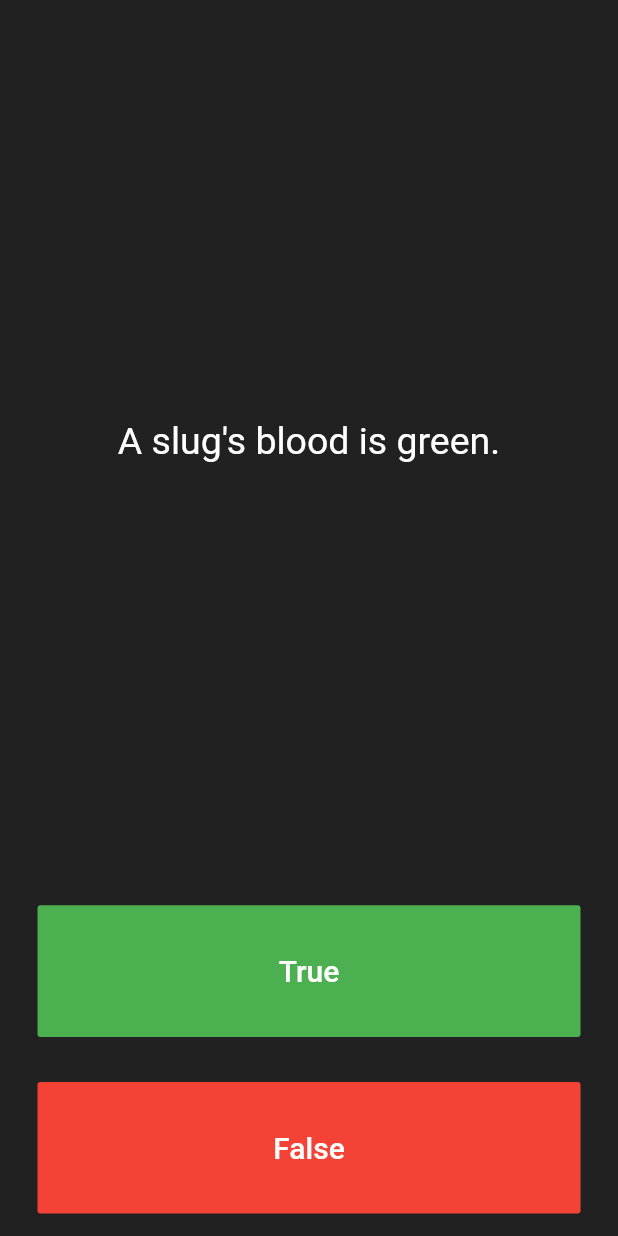
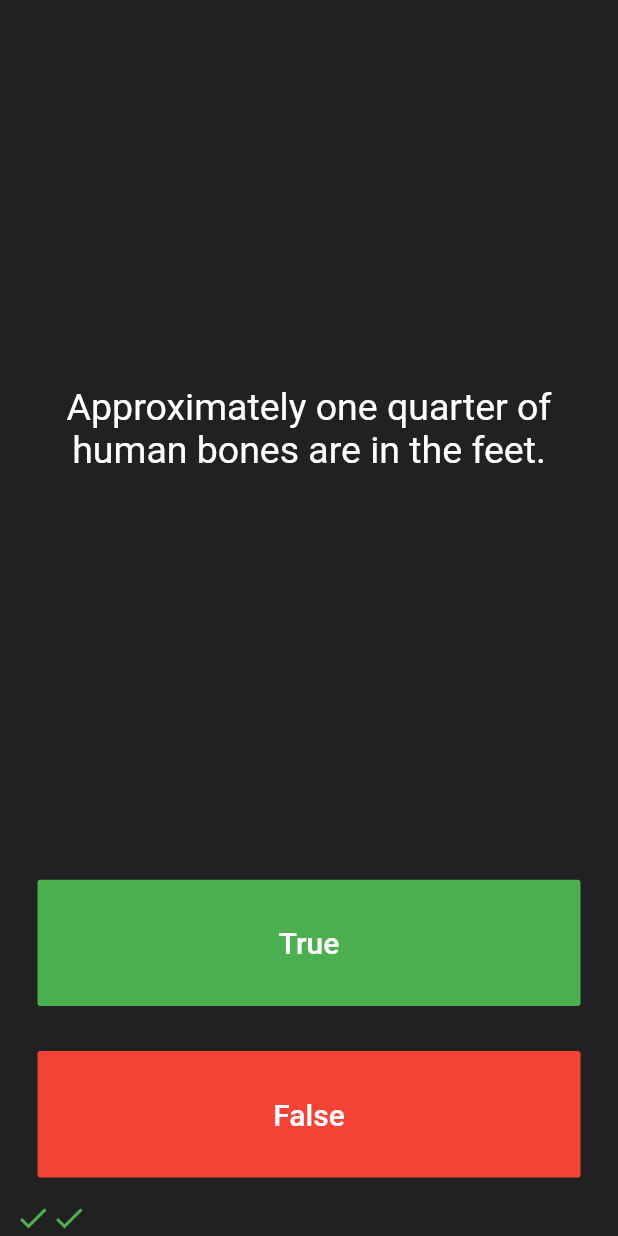
Before and after one commit to eltrujo/flutter_course, a Flutter app: the screen it shows after launch, after a tap on "True", after a tap on "False", on a phone screen of 412 x 824 dp. Run offline on Flutter 3.47's test engine with Material 2 defaults, Android fonts, the phone set to English and light mode, and no system bars; our stand-ins replace audioplayers, rflutter_alert.

Commit message:
Quizzler finished

```diff
--- a/quizzler/lib/main.dart
+++ b/quizzler/lib/main.dart
@@ -1,5 +1,6 @@
 import 'package:flutter/material.dart';
-import 'quizz_brain.dart';
+import 'package:rflutter_alert/rflutter_alert.dart';
+import 'quiz_brain.dart';
 
 QuizBrain quizBrain = QuizBrain();
 
@@ -28,8 +29,48 @@ class QuizPage extends StatefulWidget {
 }
 
 class _QuizPageState extends State<QuizPage> {
+  List<Icon> scoreKeeper = [];
 
-  List<Icon> scoreKeeper = [];
+  void checkAnswer(bool userPickedAnswer) {
+    bool correctAnswer = quizBrain.getCorrectAnswer();
+
+    setState(() {
+      if (quizBrain.isFinished()) {
+        // Show alert
+        Alert(
+          context: context,
+          type: AlertType.info,
+          title: "FINISHED!",
+          desc: "You've reached the end of the quiz.",
+          buttons: [
+            DialogButton(
+              child: Text(
+                "Restart Quiz",
+                style: TextStyle(color: Colors.white, fontSize: 20),
+              ),
+              onPressed: () => Navigator.pop(context),
+              width: 120,
+            )
+          ],
+        ).show();
+        quizBrain.reset();
+        scoreKeeper = [];
+      } else {
+        if (userPickedAnswer == correctAnswer) {
+          scoreKeeper.add(Icon(
+            Icons.check,
+            color: Colors.green,
+          ));
+        } else {
+          scoreKeeper.add(Icon(
+            Icons.close,
+            color: Colors.red,
+          ));
+        }
+        quizBrain.nextQuestion();
+      }
+    });
+  }
 
   @override
   Widget build(BuildContext context) {
@@ -67,18 +108,8 @@ class _QuizPageState extends State<QuizPage> {
                 ),
               ),
               onPressed: () {
-
-                bool correctAnswer = quizBrain.getCorrectAnswer();
-
-                if (correctAnswer == true){
-                  print('user got it right');
-                } else {
-                  print('user got it wrong');
-                }
-
-                setState(() {
-                  quizBrain.nextQuestion();
-                });
+                //The user picked true.
+                checkAnswer(true);
               },
             ),
           ),
@@ -96,30 +127,16 @@ class _QuizPageState extends State<QuizPage> {
                 ),
               ),
               onPressed: () {
-
-                bool correctAnswer = quizBrain.getCorrectAnswer();
-
-                if (correctAnswer == false){
-                  print('user got it right');
-                } else {
-                  print('user got it wrong');
-                }
-
-                setState(() {
-                  quizBrain.nextQuestion();
-                });
+                //The user picked false.
+                checkAnswer(false);
               },
             ),
           ),
         ),
-        //TODO: Add a Row here as your score keeper
+        Row(
+          children: scoreKeeper,
+        )
       ],
     );
   }
 }
-
-/*
-question1: 'You can lead a cow down stairs but not up stairs.', false,
-question2: 'Approximately one quarter of human bones are in the feet.', true,
-question3: 'A slug\'s blood is green.', true,
-*/
--- a/quizzler/lib/question.dart
+++ b/quizzler/lib/question.dart
@@ -1,13 +1,6 @@
 class Question {
-
   String questionText;
   bool questionAnswer;
 
-  Question(String q, bool a) {
-    // Class constructor
-    questionText = q;
-    questionAnswer = a;
-
-  }
-
+  Question(this.questionText, this.questionAnswer);
 }
--- a/quizzler/lib/quizz_brain.dart
+++ b/quizzler/lib/quiz_brain.dart
@@ -1,13 +1,10 @@
 import 'question.dart';
 
 class QuizBrain {
-
   int _questionNumber = 0;
 
   List<Question> _questionBank = [
-    Question('You an lead a cow down stairs but not up stairs.', false),
-    Question('Approximately one quarter of human bones are in the feet.', true),
-    Question('A slug\'s blood is green.', true),
+    Question('Some cats are actually allergic to humans', true),
     Question('You can lead a cow down stairs but not up stairs.', false),
     Question('Approximately one quarter of human bones are in the feet.', true),
     Question('A slug\'s blood is green.', true),
@@ -48,4 +45,16 @@ class QuizBrain {
     return _questionBank[_questionNumber].questionAnswer;
   }
 
+  bool isFinished() {
+    if (_questionNumber == _questionBank.length - 1) {
+      print('Last question reached');
+      return true;
+    } else {
+      return false;
+    }
+  }
+
+  void reset() {
+    _questionNumber = 0;
+  }
 }
```
Also changed, not shown: quizzler/pubspec.yaml (+1 -47 lines), 3 other files.
